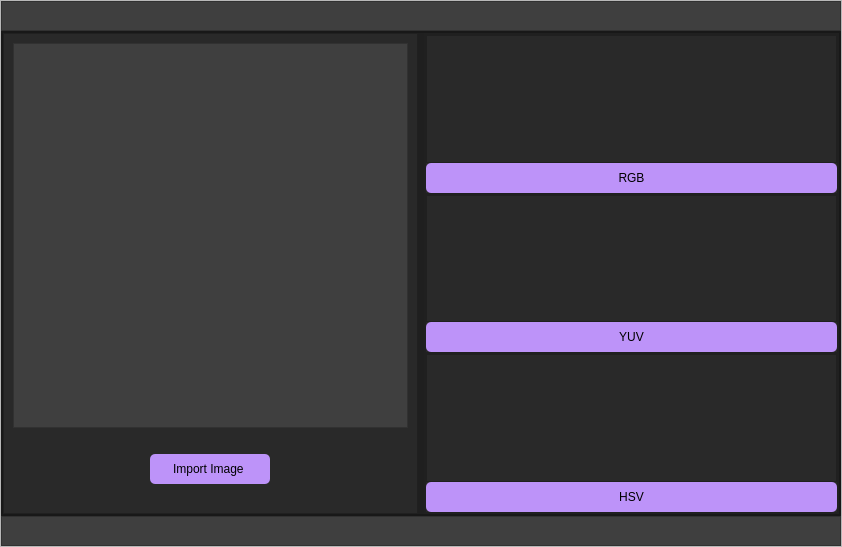
First picture: the form in Main/main.ui, repository emreaniloguz/imageprocessingtoolforpython, before the edit.
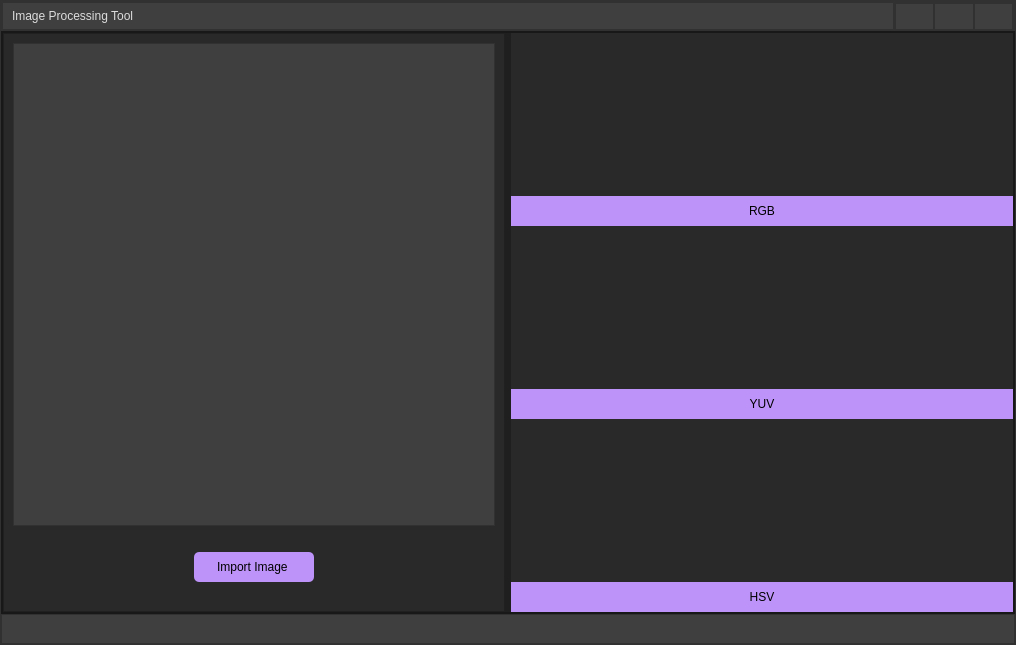
Second picture: the form after the edit. Icons and pictures are not drawn.

Commit message: Düğmelere hover eklendi, ayrıca üst sekme tuşları atandı.

Patch:
```diff
--- a/Main/main.ui
+++ b/Main/main.ui
@@ -6,12 +6,24 @@
    <rect>
     <x>0</x>
     <y>0</y>
-    <width>842</width>
-    <height>547</height>
+    <width>1016</width>
+    <height>645</height>
    </rect>
   </property>
   <property name="windowTitle">
-   <string>MainWindow</string>
+   <string>Image Processing Tool</string>
+  </property>
+  <property name="styleSheet">
+   <string notr="true">background-color: rgb(63, 63, 63);</string>
+  </property>
+  <property name="iconSize">
+   <size>
+    <width>24</width>
+    <height>24</height>
+   </size>
+  </property>
+  <property name="animated">
+   <bool>true</bool>
   </property>
   <widget class="QWidget" name="centralwidget">
    <layout class="QHBoxLayout" name="horizontalLayout_8">
@@ -82,6 +94,327 @@
            <property name="frameShadow">
             <enum>QFrame::Raised</enum>
            </property>
+           <layout class="QHBoxLayout" name="horizontalLayout_2">
+            <property name="spacing">
+             <number>0</number>
+            </property>
+            <property name="leftMargin">
+             <number>0</number>
+            </property>
+            <property name="topMargin">
+             <number>0</number>
+            </property>
+            <property name="rightMargin">
+             <number>0</number>
+            </property>
+            <property name="bottomMargin">
+             <number>0</number>
+            </property>
+            <item>
+             <widget class="QFrame" name="page_name">
+              <property name="frameShape">
+               <enum>QFrame::StyledPanel</enum>
+              </property>
+              <property name="frameShadow">
+               <enum>QFrame::Raised</enum>
+              </property>
+              <layout class="QHBoxLayout" name="horizontalLayout_11">
+               <property name="spacing">
+                <number>0</number>
+               </property>
+               <property name="leftMargin">
+                <number>9</number>
+               </property>
+               <property name="topMargin">
+                <number>0</number>
+               </property>
+               <property name="rightMargin">
+                <number>0</number>
+               </property>
+               <property name="bottomMargin">
+                <number>0</number>
+               </property>
+               <item>
+                <widget class="QLabel" name="label">
+                 <property name="styleSheet">
+                  <string notr="true">color: rgb(220, 220, 220);</string>
+                 </property>
+                 <property name="text">
+                  <string>Image Processing Tool</string>
+                 </property>
+                </widget>
+               </item>
+              </layout>
+             </widget>
+            </item>
+            <item>
+             <widget class="QFrame" name="page_buttons">
+              <property name="maximumSize">
+               <size>
+                <width>120</width>
+                <height>70</height>
+               </size>
+              </property>
+              <property name="frameShape">
+               <enum>QFrame::StyledPanel</enum>
+              </property>
+              <property name="frameShadow">
+               <enum>QFrame::Raised</enum>
+              </property>
+              <layout class="QHBoxLayout" name="horizontalLayout_9">
+               <property name="spacing">
+                <number>0</number>
+               </property>
+               <property name="leftMargin">
+                <number>0</number>
+               </property>
+               <property name="topMargin">
+                <number>0</number>
+               </property>
+               <property name="rightMargin">
+                <number>0</number>
+               </property>
+               <property name="bottomMargin">
+                <number>0</number>
+               </property>
+               <item>
+                <widget class="QFrame" name="minimize_button_frame">
+                 <property name="minimumSize">
+                  <size>
+                   <width>0</width>
+                   <height>25</height>
+                  </size>
+                 </property>
+                 <property name="maximumSize">
+                  <size>
+                   <width>40</width>
+                   <height>16777215</height>
+                  </size>
+                 </property>
+                 <property name="frameShape">
+                  <enum>QFrame::StyledPanel</enum>
+                 </property>
+                 <property name="frameShadow">
+                  <enum>QFrame::Raised</enum>
+                 </property>
+                 <layout class="QVBoxLayout" name="verticalLayout_11">
+                  <property name="spacing">
+                   <number>0</number>
+                  </property>
+                  <property name="leftMargin">
+                   <number>0</number>
+                  </property>
+                  <property name="topMargin">
+                   <number>0</number>
+                  </property>
+                  <property name="rightMargin">
+                   <number>0</number>
+                  </property>
+                  <property name="bottomMargin">
+                   <number>0</number>
+                  </property>
+                  <item>
+                   <widget class="QPushButton" name="minimize_button">
+                    <property name="minimumSize">
+                     <size>
+                      <width>0</width>
+                      <height>25</height>
+                     </size>
+                    </property>
+                    <property name="toolTip">
+                     <string>Minimize</string>
+                    </property>
+                    <property name="whatsThis">
+                     <string extracomment="Minimize">Minimize</string>
+                    </property>
+                    <property name="accessibleDescription">
+                     <string extracomment="Minimize"/>
+                    </property>
+                    <property name="styleSheet">
+                     <string notr="true">QPushButton{
+	border: 0px solid;
+}
+QPushButton:hover{
+	border: none solid;
+	background-color: rgb(76, 76, 76);
+}</string>
+                    </property>
+                    <property name="text">
+                     <string/>
+                    </property>
+                    <property name="icon">
+                     <iconset>
+                      <normaloff>../../../Desktop/line.png</normaloff>../../../Desktop/line.png</iconset>
+                    </property>
+                    <property name="iconSize">
+                     <size>
+                      <width>14</width>
+                      <height>16</height>
+                     </size>
+                    </property>
+                   </widget>
+                  </item>
+                 </layout>
+                </widget>
+               </item>
+               <item>
+                <widget class="QFrame" name="maximize_button_frame">
+                 <property name="maximumSize">
+                  <size>
+                   <width>40</width>
+                   <height>16777215</height>
+                  </size>
+                 </property>
+                 <property name="frameShape">
+                  <enum>QFrame::StyledPanel</enum>
+                 </property>
+                 <property name="frameShadow">
+                  <enum>QFrame::Raised</enum>
+                 </property>
+                 <layout class="QVBoxLayout" name="verticalLayout_10">
+                  <property name="spacing">
+                   <number>0</number>
+                  </property>
+                  <property name="leftMargin">
+                   <number>0</number>
+                  </property>
+                  <property name="topMargin">
+                   <number>0</number>
+                  </property>
+                  <property name="rightMargin">
+                   <number>0</number>
+                  </property>
+                  <property name="bottomMargin">
+                   <number>0</number>
+                  </property>
+                  <item>
+                   <widget class="QPushButton" name="maximize_button">
+                    <property name="minimumSize">
+                     <size>
+                      <width>0</width>
+                      <height>25</height>
+                     </size>
+                    </property>
+                    <property name="toolTip">
+                     <string>Maximize</string>
+                    </property>
+                    <property name="whatsThis">
+                     <string extracomment="Maximize">Maximize</string>
+                    </property>
+                    <property name="accessibleDescription">
+                     <string extracomment="Maximize"/>
+                    </property>
+                    <property name="styleSheet">
+                     <string notr="true">QPushButton{
+	border: 0px solid;
+}
+QPushButton:hover{
+	border: none solid;
+	background-color: rgb(76, 76, 76);
+}</string>
+                    </property>
+                    <property name="text">
+                     <string/>
+                    </property>
+                    <property name="icon">
+                     <iconset>
+                      <normaloff>../../../Desktop/square.png</normaloff>../../../Desktop/square.png</iconset>
+                    </property>
+                    <property name="iconSize">
+                     <size>
+                      <width>12</width>
+                      <height>12</height>
+                     </size>
+                    </property>
+                   </widget>
+                  </item>
+                 </layout>
+                </widget>
+               </item>
+               <item>
+                <widget class="QFrame" name="exit_button_frame">
+                 <property name="maximumSize">
+                  <size>
+                   <width>40</width>
+                   <height>16777215</height>
+                  </size>
+                 </property>
+                 <property name="frameShape">
+                  <enum>QFrame::StyledPanel</enum>
+                 </property>
+                 <property name="frameShadow">
+                  <enum>QFrame::Raised</enum>
+                 </property>
+                 <layout class="QHBoxLayout" name="horizontalLayout_10">
+                  <property name="spacing">
+                   <number>0</number>
+                  </property>
+                  <property name="leftMargin">
+                   <number>0</number>
+                  </property>
+                  <property name="topMargin">
+                   <number>0</number>
+                  </property>
+                  <property name="rightMargin">
+                   <number>0</number>
+                  </property>
+                  <property name="bottomMargin">
+                   <number>0</number>
+                  </property>
+                  <item>
+                   <widget class="QPushButton" name="exit_button">
+                    <property name="minimumSize">
+                     <size>
+                      <width>0</width>
+                      <height>25</height>
+                     </size>
+                    </property>
+                    <property name="toolTip">
+                     <string>Close</string>
+                    </property>
+                    <property name="statusTip">
+                     <string/>
+                    </property>
+                    <property name="whatsThis">
+                     <string/>
+                    </property>
+                    <property name="accessibleDescription">
+                     <string/>
+                    </property>
+                    <property name="styleSheet">
+                     <string notr="true">QPushButton{
+	border: 0px solid;
+}
+QPushButton:hover{
+	border: none solid;
+	background-color: rgb(255, 45, 30);
+}</string>
+                    </property>
+                    <property name="text">
+                     <string/>
+                    </property>
+                    <property name="icon">
+                     <iconset>
+                      <normaloff>../../../Desktop/çıkış.png</normaloff>../../../Desktop/çıkış.png</iconset>
+                    </property>
+                    <property name="iconSize">
+                     <size>
+                      <width>10</width>
+                      <height>10</height>
+                     </size>
+                    </property>
+                    <property name="autoDefault">
+                     <bool>false</bool>
+                    </property>
+                   </widget>
+                  </item>
+                 </layout>
+                </widget>
+               </item>
+              </layout>
+             </widget>
+            </item>
+           </layout>
           </widget>
          </item>
          <item>
@@ -251,13 +584,23 @@
                              <height>16777215</height>
                             </size>
                            </property>
+                           <property name="layoutDirection">
+                            <enum>Qt::LeftToRight</enum>
+                           </property>
                            <property name="styleSheet">
-                            <string notr="true">background-color: none;
-background-color: rgb(189, 147, 249);
-border: 5px;
-border-radius: 5px;
-
-font: 25 8pt &quot;Roboto Light&quot;;</string>
+                            <string notr="true">QPushButton{
+	background-color: none;
+	background-color: rgb(189, 147, 249);
+	border: 5px;
+	border-radius: 5px;
+	border: rgb(35, 35, 35);
+	font: 8pt &quot;Segoe MDL2 Assets&quot;;
+}
+QPushButton:hover{
+	background-color: rgb(150, 117, 198);
+	color: rgb(220, 220, 220);
+	
+}</string>
                            </property>
                            <property name="text">
                             <string>Import Image </string>
@@ -273,7 +616,8 @@
                    <item>
                     <widget class="QFrame" name="graph_frame">
                      <property name="styleSheet">
-                      <string notr="true">background-color: rgb(41, 41, 41);</string>
+                      <string notr="true">background-color: rgb(41, 41, 41);
+border: none solid;</string>
                      </property>
                      <property name="frameShape">
                       <enum>QFrame::StyledPanel</enum>
@@ -345,7 +689,7 @@
                            <property name="styleSheet">
                             <string notr="true">background-color: #bd93f9;
 border: 5px;
-border-radius: 5px;</string>
+</string>
                            </property>
                            <property name="frameShape">
                             <enum>QFrame::StyledPanel</enum>
@@ -371,8 +715,26 @@
                             </property>
                             <item>
                              <widget class="QPushButton" name="pushButton">
+                              <property name="minimumSize">
+                               <size>
+                                <width>0</width>
+                                <height>30</height>
+                               </size>
+                              </property>
                               <property name="styleSheet">
-                               <string notr="true"> border:none solid;</string>
+                               <string notr="true">QPushButton{
+	background-color: none;
+	background-color: rgb(189, 147, 249);
+	border: 5px;
+	border-radius: 5px;
+
+	
+	font: 8pt &quot;Segoe MDL2 Assets&quot;;
+}
+QPushButton:hover{
+	background-color: rgb(150, 117, 198);
+	
+}</string>
                               </property>
                               <property name="text">
                                <string>RGB</string>
@@ -430,7 +792,7 @@
                            <property name="styleSheet">
                             <string notr="true">background-color: #bd93f9;
 border: 5px;
-border-radius: 5px;</string>
+</string>
                            </property>
                            <property name="frameShape">
                             <enum>QFrame::StyledPanel</enum>
@@ -456,8 +818,31 @@
                             </property>
                             <item>
                              <widget class="QPushButton" name="yuv_button">
+                              <property name="minimumSize">
+                               <size>
+                                <width>0</width>
+                                <height>30</height>
+                               </size>
+                              </property>
+                              <property name="maximumSize">
+                               <size>
+                                <width>16777215</width>
+                                <height>30</height>
+                               </size>
+                              </property>
                               <property name="styleSheet">
-                               <string notr="true">border-color: none;
+                               <string notr="true">QPushButton{
+	background-color: none;
+	background-color: rgb(189, 147, 249);
+	border: 5px;
+	border-radius: 5px;
+
+	font: 8pt &quot;Segoe MDL2 Assets&quot;;
+}
+QPushButton:hover{
+	background-color: rgb(150, 117, 198);
+	
+}
 </string>
                               </property>
                               <property name="text">
@@ -516,7 +901,7 @@
                            <property name="styleSheet">
                             <string notr="true">background-color: #bd93f9;
 border: 5px;
-border-radius: 5px;</string>
+border-color: #bd93f9;</string>
                            </property>
                            <property name="frameShape">
                             <enum>QFrame::StyledPanel</enum>
@@ -542,6 +927,26 @@
                             </property>
                             <item>
                              <widget class="QPushButton" name="pushButton_2">
+                              <property name="minimumSize">
+                               <size>
+                                <width>0</width>
+                                <height>30</height>
+                               </size>
+                              </property>
+                              <property name="styleSheet">
+                               <string notr="true">QPushButton{
+	background-color: none;
+	background-color: rgb(189, 147, 249);
+	border: 5px;
+	border-radius: 5px;
+
+	font: 8pt &quot;Segoe MDL2 Assets&quot;;
+}
+QPushButton:hover{
+	background-color: rgb(150, 117, 198);
+	
+}</string>
+                              </property>
                               <property name="text">
                                <string>HSV</string>
                               </property>
```
